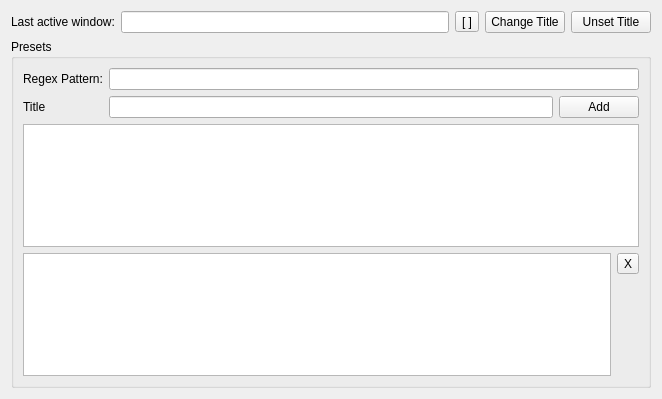
First picture: the form in mainwindow.ui, repository noedigcode/SetWindowTitle, before the edit.
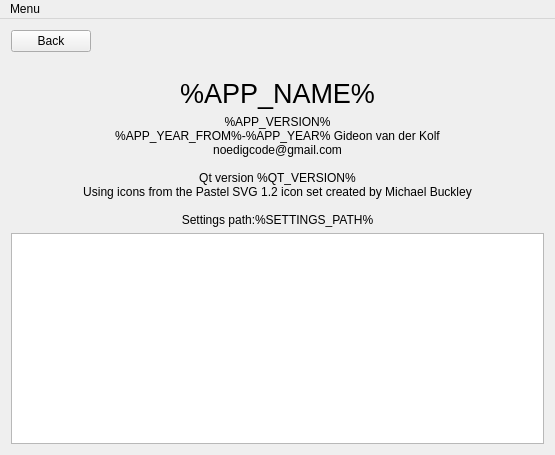
Second picture: the form after the edit. The open tabs and pages were chosen to show the change. Icons and pictures are not drawn.

Commit message: Add presets with regular expression patterns. Add about screen. v1.0.2. Add some PastelSVG-1.2 icons.

What changed in the file:
```diff
--- a/mainwindow.ui
+++ b/mainwindow.ui
@@ -6,8 +6,8 @@
    <rect>
     <x>0</x>
     <y>0</y>
-    <width>662</width>
-    <height>399</height>
+    <width>555</width>
+    <height>455</height>
    </rect>
   </property>
   <property name="windowTitle">
@@ -36,13 +36,6 @@
        <layout class="QVBoxLayout" name="verticalLayout_4">
         <item>
          <layout class="QHBoxLayout" name="horizontalLayout">
-          <item>
-           <widget class="QLabel" name="label_3">
-            <property name="text">
-             <string>Last active window:</string>
-            </property>
-           </widget>
-          </item>
           <item>
            <widget class="QLineEdit" name="lineEdit_title">
             <property name="readOnly">
@@ -89,7 +82,7 @@
            </size>
           </property>
           <property name="title">
-           <string>Presets</string>
+           <string>Preset patterns</string>
           </property>
           <layout class="QVBoxLayout" name="verticalLayout_2">
            <item>
@@ -107,14 +100,18 @@
              <item row="1" column="0">
               <widget class="QLabel" name="label_2">
                <property name="text">
-                <string>Title</string>
+                <string>Title:</string>
                </property>
               </widget>
              </item>
              <item row="1" column="2">
               <widget class="QPushButton" name="pushButton_addPreset">
                <property name="text">
-                <string>Add</string>
+                <string>Save</string>
+               </property>
+               <property name="icon">
+                <iconset resource="images/images.qrc">
+                 <normaloff>:/save</normaloff>:/save</iconset>
                </property>
               </widget>
              </item>
@@ -123,6 +120,13 @@
              </item>
             </layout>
            </item>
+           <item>
+            <widget class="QLabel" name="label_3">
+             <property name="text">
+              <string>Windows matching pattern:</string>
+             </property>
+            </widget>
+           </item>
            <item>
             <widget class="QListWidget" name="listWidget"/>
            </item>
@@ -162,11 +166,136 @@
         </item>
        </layout>
       </widget>
-      <widget class="QWidget" name="page_2"/>
-     </widget>
-    </item>
-   </layout>
-  </widget>
+      <widget class="QWidget" name="page_about">
+       <layout class="QVBoxLayout" name="verticalLayout_5">
+        <item>
+         <layout class="QHBoxLayout" name="horizontalLayout_3">
+          <item>
+           <widget class="QPushButton" name="pushButton_about_back">
+            <property name="text">
+             <string>Back</string>
+            </property>
+            <property name="icon">
+             <iconset resource="images/images.qrc">
+              <normaloff>:/back</normaloff>:/back</iconset>
+            </property>
+           </widget>
+          </item>
+          <item>
+           <spacer name="horizontalSpacer">
+            <property name="orientation">
+             <enum>Qt::Horizontal</enum>
+            </property>
+            <property name="sizeHint" stdset="0">
+             <size>
+              <width>40</width>
+              <height>20</height>
+             </size>
+            </property>
+           </spacer>
+          </item>
+         </layout>
+        </item>
+        <item>
+         <widget class="QLabel" name="label_5">
+          <property name="text">
+           <string/>
+          </property>
+          <property name="pixmap">
+           <pixmap resource="appicon/appicon.qrc">:/appicon_32.png</pixmap>
+          </property>
+          <property name="alignment">
+           <set>Qt::AlignCenter</set>
+          </property>
+         </widget>
+        </item>
+        <item>
+         <widget class="QLabel" name="label_about_appname">
+          <property name="font">
+           <font>
+            <pointsize>20</pointsize>
+           </font>
+          </property>
+          <property name="styleSheet">
+           <string notr="true"/>
+          </property>
+          <property name="text">
+           <string>%APP_NAME%</string>
+          </property>
+          <property name="alignment">
+           <set>Qt::AlignCenter</set>
+          </property>
+         </widget>
+        </item>
+        <item>
+         <widget class="QLabel" name="label_about_appInfo">
+          <property name="text">
+           <string>%APP_VERSION%
+%APP_YEAR_FROM%-%APP_YEAR% Gideon van der Kolf
+noedigcode@gmail.com
+
+Qt version %QT_VERSION%
+Using icons from the Pastel SVG 1.2 icon set created by Michael Buckley
+
+Settings path:%SETTINGS_PATH%</string>
+          </property>
+          <property name="alignment">
+           <set>Qt::AlignCenter</set>
+          </property>
+          <property name="wordWrap">
+           <bool>true</bool>
+          </property>
+         </widget>
+        </item>
+        <item>
+         <widget class="QPlainTextEdit" name="plainTextEdit_about_changelog">
+          <property name="readOnly">
+           <bool>true</bool>
+          </property>
+         </widget>
+        </item>
+       </layout>
+      </widget>
+     </widget>
+    </item>
+   </layout>
+  </widget>
+  <widget class="QMenuBar" name="menuBar">
+   <property name="geometry">
+    <rect>
+     <x>0</x>
+     <y>0</y>
+     <width>555</width>
+     <height>22</height>
+    </rect>
+   </property>
+   <widget class="QMenu" name="menuMenu">
+    <property name="title">
+     <string>Menu</string>
+    </property>
+    <addaction name="action_About"/>
+    <addaction name="action_Quit"/>
+   </widget>
+   <addaction name="menuMenu"/>
+  </widget>
+  <action name="action_Quit">
+   <property name="icon">
+    <iconset resource="images/images.qrc">
+     <normaloff>:/exit</normaloff>:/exit</iconset>
+   </property>
+   <property name="text">
+    <string>Quit</string>
+   </property>
+  </action>
+  <action name="action_About">
+   <property name="icon">
+    <iconset resource="images/images.qrc">
+     <normaloff>:/about</normaloff>:/about</iconset>
+   </property>
+   <property name="text">
+    <string>About...</string>
+   </property>
+  </action>
  </widget>
  <resources>
   <include location="images/images.qrc"/>
```
Left out of the diff: 25 changed lines with no effect on the pictures. Lines whose indentation alone changed are shown as unchanged. The commit also changes 15 other files.
